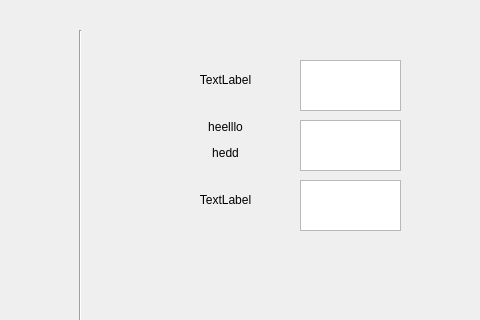
Old version of the form thieves.ui in the repository prathyushpoduval/kryptochase; both pictures show x 320 to 800 and y 0 to 320 of the 800 by 600 pixel window.
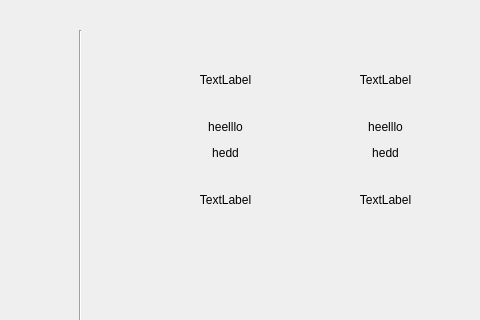
New version of the form.

Patch:
```diff
--- a/thieves.ui
+++ b/thieves.ui
@@ -118,36 +118,6 @@
      <string>&lt;html&gt;&lt;head/&gt;&lt;body&gt;&lt;p align=&quot;center&quot;&gt;TextLabel&lt;/p&gt;&lt;/body&gt;&lt;/html&gt;</string>
     </property>
    </widget>
-   <widget class="QTextEdit" name="textEdit">
-    <property name="geometry">
-     <rect>
-      <x>620</x>
-      <y>60</y>
-      <width>101</width>
-      <height>51</height>
-     </rect>
-    </property>
-   </widget>
-   <widget class="QTextEdit" name="textEdit_2">
-    <property name="geometry">
-     <rect>
-      <x>620</x>
-      <y>120</y>
-      <width>101</width>
-      <height>51</height>
-     </rect>
-    </property>
-   </widget>
-   <widget class="QTextEdit" name="textEdit_3">
-    <property name="geometry">
-     <rect>
-      <x>620</x>
-      <y>180</y>
-      <width>101</width>
-      <height>51</height>
-     </rect>
-    </property>
-   </widget>
    <widget class="QLabel" name="label_6">
     <property name="geometry">
      <rect>
@@ -213,6 +183,45 @@
      <enum>Qt::Vertical</enum>
     </property>
    </widget>
+   <widget class="QLabel" name="label_7">
+    <property name="geometry">
+     <rect>
+      <x>640</x>
+      <y>50</y>
+      <width>131</width>
+      <height>61</height>
+     </rect>
+    </property>
+    <property name="text">
+     <string>&lt;html&gt;&lt;head/&gt;&lt;body&gt;&lt;p align=&quot;center&quot;&gt;TextLabel&lt;/p&gt;&lt;/body&gt;&lt;/html&gt;</string>
+    </property>
+   </widget>
+   <widget class="QLabel" name="label_12">
+    <property name="geometry">
+     <rect>
+      <x>640</x>
+      <y>110</y>
+      <width>131</width>
+      <height>61</height>
+     </rect>
+    </property>
+    <property name="text">
+     <string>&lt;html&gt;&lt;head/&gt;&lt;body&gt;&lt;p align=&quot;center&quot;&gt;heelllo&lt;/p&gt;&lt;p align=&quot;center&quot;&gt;hedd&lt;/p&gt;&lt;/body&gt;&lt;/html&gt;</string>
+    </property>
+   </widget>
+   <widget class="QLabel" name="label_15">
+    <property name="geometry">
+     <rect>
+      <x>640</x>
+      <y>170</y>
+      <width>131</width>
+      <height>61</height>
+     </rect>
+    </property>
+    <property name="text">
+     <string>&lt;html&gt;&lt;head/&gt;&lt;body&gt;&lt;p align=&quot;center&quot;&gt;TextLabel&lt;/p&gt;&lt;/body&gt;&lt;/html&gt;</string>
+    </property>
+   </widget>
   </widget>
   <widget class="QMenuBar" name="menubar">
    <property name="geometry">
```
